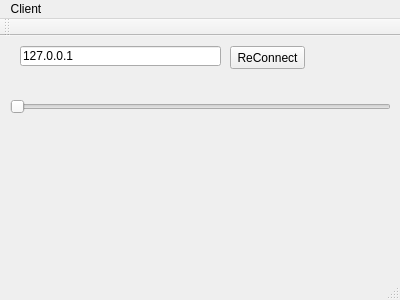
Above: client/mainwindow.ui from ChaosGroup/vray_for_blender_server before the change. Below: the same form after it.
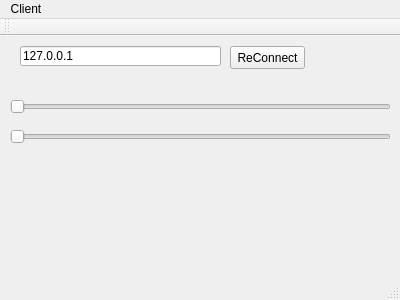
That is the form after the change.

Commit message: Add second slider for box

The edit to the form file:
```diff
--- a/client/mainwindow.ui
+++ b/client/mainwindow.ui
@@ -53,6 +53,19 @@
      <string>127.0.0.1</string>
     </property>
    </widget>
+   <widget class="QSlider" name="horizontalSlider_2">
+    <property name="geometry">
+     <rect>
+      <x>10</x>
+      <y>90</y>
+      <width>381</width>
+      <height>22</height>
+     </rect>
+    </property>
+    <property name="orientation">
+     <enum>Qt::Horizontal</enum>
+    </property>
+   </widget>
   </widget>
   <widget class="QMenuBar" name="menuBar">
    <property name="geometry">
```
The commit also changes 2 other files.
